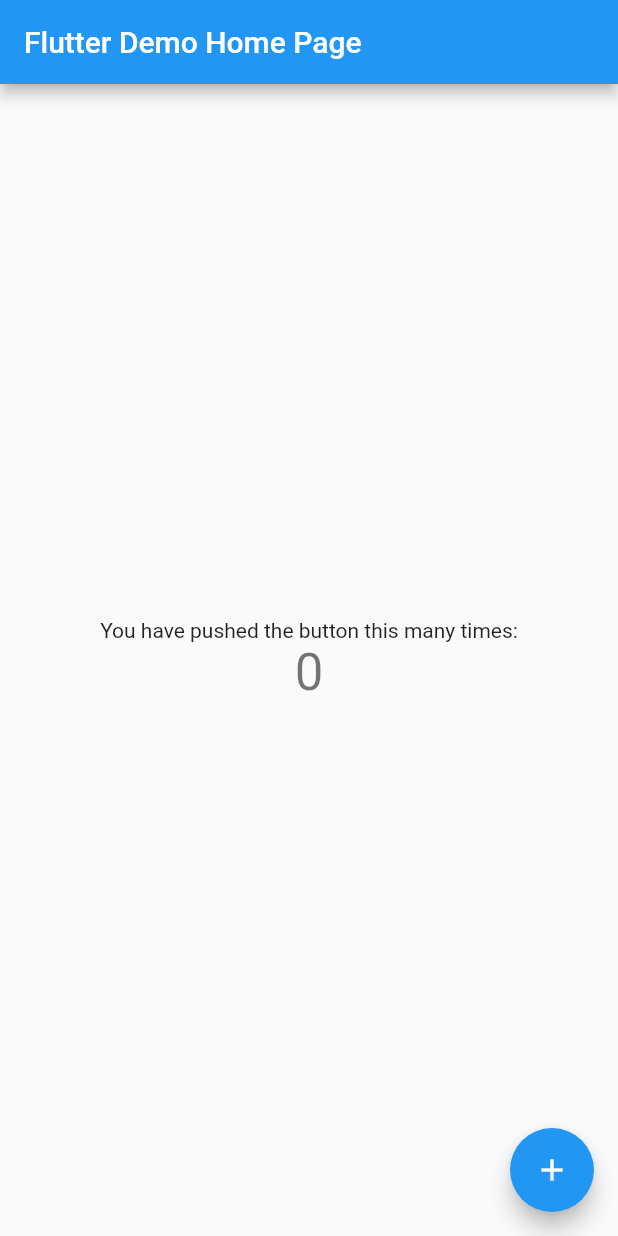
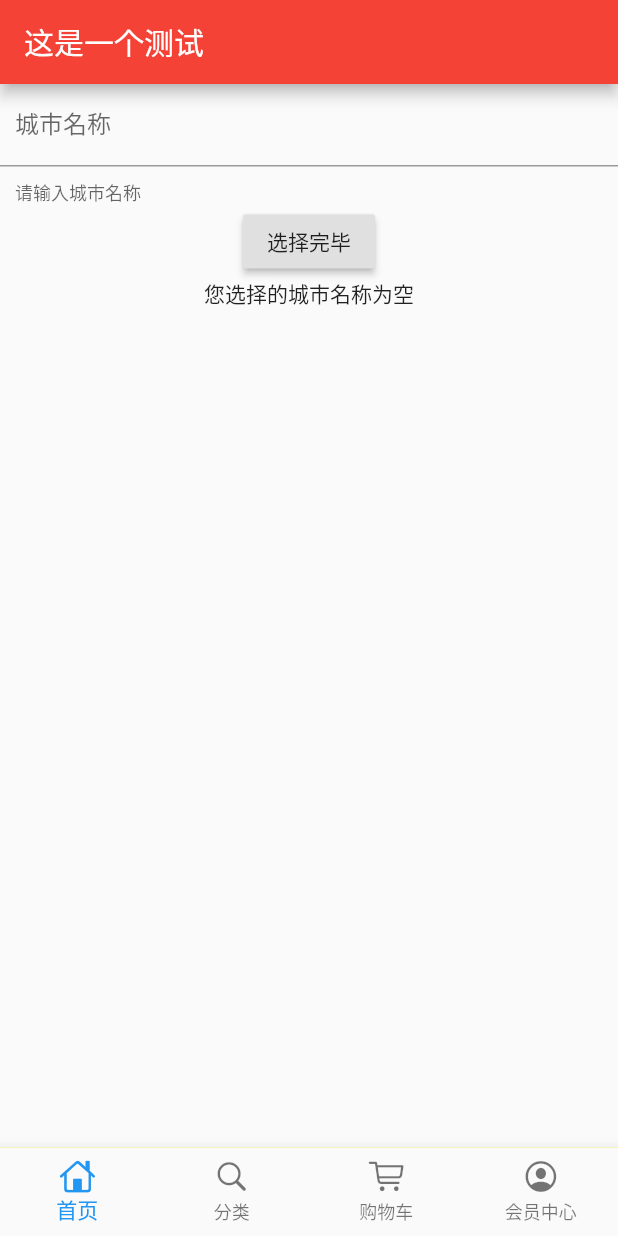
Before and after one commit to heyaf/flutter_shop, a Flutter app: the screen it shows after launch, on a phone screen of 412 x 824 dp. Run offline on Flutter 3.47's test engine with Material 2 defaults, Android fonts, the phone set to English and light mode, and no system bars; our stand-ins replace dio.

Commit message:
tabbar+dio的使用

```diff
--- a/flutter_shop/lib/main.dart
+++ b/flutter_shop/lib/main.dart
@@ -1,117 +1,24 @@
 import 'package:flutter/material.dart';
+import './pages/hyf_tabbar_index.dart';
 
-void main() {
-  runApp(MyApp());
+void main(List<String> args) {
+  runApp(myapp());
 }
 
-class MyApp extends StatelessWidget {
-  // This widget is the root of your application.
+class myapp extends StatelessWidget {
+  const myapp({Key key}) : super(key: key);
+
   @override
   Widget build(BuildContext context) {
-    return MaterialApp(
-      title: 'Flutter Demo',
-      theme: ThemeData(
-        // This is the theme of your application.
-        //
-        // Try running your application with "flutter run". You'll see the
-        // application has a blue toolbar. Then, without quitting the app, try
-        // changing the primarySwatch below to Colors.green and then invoke
-        // "hot reload" (press "r" in the console where you ran "flutter run",
-        // or simply save your changes to "hot reload" in a Flutter IDE).
-        // Notice that the counter didn't reset back to zero; the application
-        // is not restarted.
-        primarySwatch: Colors.blue,
-        // This makes the visual density adapt to the platform that you run
-        // the app on. For desktop platforms, the controls will be smaller and
-        // closer together (more dense) than on mobile platforms.
-        visualDensity: VisualDensity.adaptivePlatformDensity,
+    return Container(
+      child: MaterialApp(
+        // title: '百姓生活家1',
+        debugShowCheckedModeBanner: false,
+        theme: ThemeData(
+          primaryColor: Colors.pink,
+        ),
+        home: tabbarPages(),
       ),
-      home: MyHomePage(title: 'Flutter Demo Home Page'),
     );
   }
 }
-
-class MyHomePage extends StatefulWidget {
-  MyHomePage({Key key, this.title}) : super(key: key);
-
-  // This widget is the home page of your application. It is stateful, meaning
-  // that it has a State object (defined below) that contains fields that affect
-  // how it looks.
-
-  // This class is the configuration for the state. It holds the values (in this
-  // case the title) provided by the parent (in this case the App widget) and
-  // used by the build method of the State. Fields in a Widget subclass are
-  // always marked "final".
-
-  final String title;
-
-  @override
-  _MyHomePageState createState() => _MyHomePageState();
-}
-
-class _MyHomePageState extends State<MyHomePage> {
-  int _counter = 0;
-
-  void _incrementCounter() {
-    setState(() {
-      // This call to setState tells the Flutter framework that something has
-      // changed in this State, which causes it to rerun the build method below
-      // so that the display can reflect the updated values. If we changed
-      // _counter without calling setState(), then the build method would not be
-      // called again, and so nothing would appear to happen.
-      _counter++;
-    });
-  }
-
-  @override
-  Widget build(BuildContext context) {
-    // This method is rerun every time setState is called, for instance as done
-    // by the _incrementCounter method above.
-    //
-    // The Flutter framework has been optimized to make rerunning build methods
-    // fast, so that you can just rebuild anything that needs updating rather
-    // than having to individually change instances of widgets.
-    return Scaffold(
-      appBar: AppBar(
-        // Here we take the value from the MyHomePage object that was created by
-        // the App.build method, and use it to set our appbar title.
-        title: Text(widget.title),
-      ),
-      body: Center(
-        // Center is a layout widget. It takes a single child and positions it
-        // in the middle of the parent.
-        child: Column(
-          // Column is also a layout widget. It takes a list of children and
-          // arranges them vertically. By default, it sizes itself to fit its
-          // children horizontally, and tries to be as tall as its parent.
-          //
-          // Invoke "debug painting" (press "p" in the console, choose the
-          // "Toggle Debug Paint" action from the Flutter Inspector in Android
-          // Studio, or the "Toggle Debug Paint" command in Visual Studio Code)
-          // to see the wireframe for each widget.
-          //
-          // Column has various properties to control how it sizes itself and
-          // how it positions its children. Here we use mainAxisAlignment to
-          // center the children vertically; the main axis here is the vertical
-          // axis because Columns are vertical (the cross axis would be
-          // horizontal).
-          mainAxisAlignment: MainAxisAlignment.center,
-          children: <Widget>[
-            Text(
-              'You have pushed the button this many times:',
-            ),
-            Text(
-              '$_counter',
-              style: Theme.of(context).textTheme.headline4,
-            ),
-          ],
-        ),
-      ),
-      floatingActionButton: FloatingActionButton(
-        onPressed: _incrementCounter,
-        tooltip: 'Increment',
-        child: Icon(Icons.add),
-      ), // This trailing comma makes auto-formatting nicer for build methods.
-    );
-  }
-}
--- /dev/null
+++ b/flutter_shop/lib/pages/home_page.dart
@@ -0,0 +1,71 @@
+import 'package:dio/dio.dart';
+import 'package:flutter/material.dart';
+
+class HomePage extends StatefulWidget {
+  @override
+  _HomePageState createState() => _HomePageState();
+}
+
+class _HomePageState extends State<HomePage> {
+  TextEditingController typeController = TextEditingController();
+  String inputstr = "您选择的城市名称为空";
+  @override
+  Widget build(BuildContext context) {
+    return Scaffold(
+      appBar: AppBar(
+        title: Text('这是一个测试'),
+        backgroundColor: Colors.red,
+      ),
+      body: Container(
+        child: Column(
+          children: [
+            TextField(
+              controller: typeController,
+              decoration: InputDecoration(
+                  contentPadding: EdgeInsets.all(10.0),
+                  labelText: '城市名称',
+                  helperText: '请输入城市名称'),
+              autofocus: false,
+            ),
+            RaisedButton(
+              onPressed: () {
+                _btnCLicked();
+              },
+              child: Text('选择完毕'),
+            ),
+            Text(
+              inputstr,
+              overflow: TextOverflow.ellipsis,
+              maxLines: 1,
+            )
+          ],
+        ),
+      ),
+    );
+  }
+
+  void _btnCLicked() {
+    print('开始');
+    if (typeController.text.toString() == '') {
+    } else {
+      getHttp(typeController.text.toString()).then((value) {
+        setState(() {
+          inputstr = typeController.text.toString();
+        });
+      });
+    }
+  }
+
+  Future getHttp(String urlparam) async {
+    try {
+      Response response;
+      var param = {'bannerCityName': urlparam};
+      response = await Dio().get(
+          "http://114.115.167.217:8181/yayuser/api/homePageBanner/phone/getBannerInfo",
+          queryParameters: param);
+      return response.data;
+    } catch (e) {
+      return print('首页请求报错' + e);
+    }
+  }
+}
--- /dev/null
+++ b/flutter_shop/lib/pages/hyf_tabbar_index.dart
@@ -0,0 +1,54 @@
+import 'package:flutter/material.dart';
+import 'package:flutter/cupertino.dart';
+import 'home_page.dart';
+import 'category_page.dart';
+import 'car_page.dart';
+import 'member_page.dart';
+
+class tabbarPages extends StatefulWidget {
+  @override
+  _tabbarPagesState createState() => _tabbarPagesState();
+}
+
+class _tabbarPagesState extends State<tabbarPages> {
+  final List<BottomNavigationBarItem> bottomTabs = [
+    BottomNavigationBarItem(icon: Icon(CupertinoIcons.home), title: Text('首页')),
+    BottomNavigationBarItem(
+        icon: Icon(CupertinoIcons.search), title: Text('分类')),
+    BottomNavigationBarItem(
+        icon: Icon(CupertinoIcons.shopping_cart), title: Text('购物车')),
+    BottomNavigationBarItem(
+        icon: Icon(CupertinoIcons.profile_circled), title: Text('会员中心')),
+  ];
+
+  final List pagesLists = [HomePage(), CategoryPage(), CarPage(), MemberPage()];
+
+  int currentIndex = 0;
+  var currentPages;
+
+  @override
+  void initState() {
+    // TODO: implement initState
+    currentPages = pagesLists[currentIndex];
+    super.initState();
+  }
+
+  @override
+  Widget build(BuildContext context) {
+    return Scaffold(
+      backgroundColor: Color.fromARGB(244, 244, 244, 0),
+      bottomNavigationBar: BottomNavigationBar(
+        type: BottomNavigationBarType.fixed,
+        items: bottomTabs,
+        currentIndex: currentIndex,
+        onTap: (ind) {
+          setState(() {
+            currentIndex = ind;
+            currentPages = pagesLists[currentIndex];
+          });
+        },
+      ),
+      body: currentPages,
+    );
+  }
+}
--- a/flutter_shop/pubspec.yaml
+++ b/flutter_shop/pubspec.yaml
@@ -28,6 +28,7 @@ dependencies:
   # The following adds the Cupertino Icons font to your application.
   # Use with the CupertinoIcons class for iOS style icons.
   cupertino_icons: ^0.1.3
+  dio: ^3.0.10
 
 dev_dependencies:
   flutter_test:
```
Also changed, not shown: flutter_shop/lib/pages/car_page.dart (added, +15 -0 lines), flutter_shop/lib/pages/category_page.dart (added, +15 -0 lines), flutter_shop/lib/pages/member_page.dart (added, +15 -0 lines), flutter_shop/pubspec.lock.
